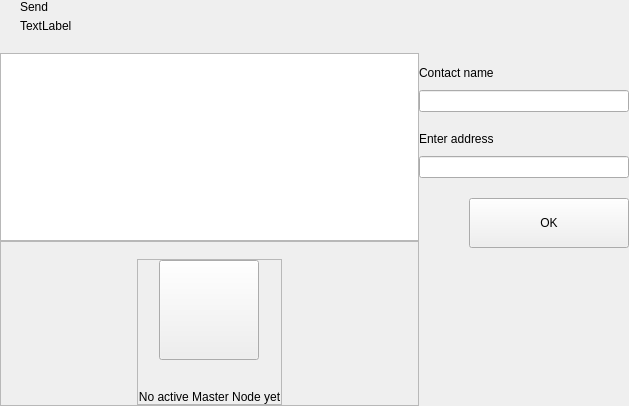
Above: src/qt/forms/addresseswidget.ui from eons-finance/ALQO before the change. Below: the same form after it.
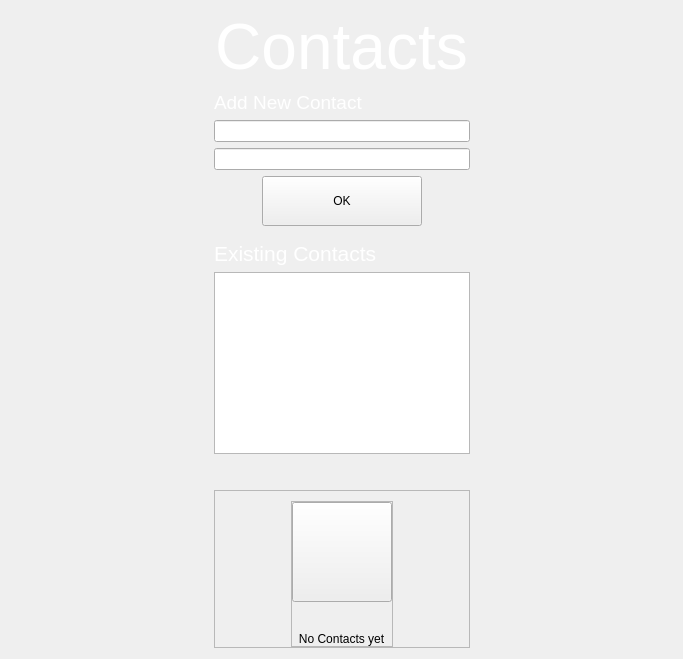
That is the form after the change. Custom widgets are drawn as their Qt base class.

The edit to the form file:
```diff
--- a/src/qt/forms/addresseswidget.ui
+++ b/src/qt/forms/addresseswidget.ui
@@ -6,81 +6,41 @@
    <rect>
     <x>0</x>
     <y>0</y>
-    <width>629</width>
-    <height>406</height>
+    <width>683</width>
+    <height>659</height>
    </rect>
   </property>
   <property name="windowTitle">
    <string>Form</string>
   </property>
-  <layout class="QHBoxLayout" name="horizontalLayout_2" stretch="2,1">
-   <property name="spacing">
-    <number>0</number>
-   </property>
-   <property name="leftMargin">
-    <number>0</number>
-   </property>
-   <property name="topMargin">
-    <number>0</number>
-   </property>
-   <property name="rightMargin">
-    <number>0</number>
-   </property>
-   <property name="bottomMargin">
-    <number>0</number>
-   </property>
+  <layout class="QVBoxLayout" name="verticalLayout_5">
    <item>
-    <widget class="QWidget" name="left" native="true">
      <layout class="QVBoxLayout" name="verticalLayout_3">
-      <property name="leftMargin">
-       <number>0</number>
-      </property>
-      <property name="topMargin">
-       <number>0</number>
-      </property>
-      <property name="rightMargin">
-       <number>0</number>
-      </property>
-      <property name="bottomMargin">
-       <number>0</number>
-      </property>
-      <item>
-       <layout class="QVBoxLayout" name="verticalLayout_21">
-        <property name="spacing">
-         <number>0</number>
-        </property>
         <item>
          <layout class="QHBoxLayout" name="horizontalLayout_3">
-          <property name="spacing">
-           <number>0</number>
-          </property>
-          <property name="leftMargin">
-           <number>20</number>
-          </property>
-          <property name="rightMargin">
-           <number>10</number>
-          </property>
+       <item>
+        <spacer name="horizontalSpacer_5">
+         <property name="orientation">
+          <enum>Qt::Horizontal</enum>
+         </property>
+         <property name="sizeHint" stdset="0">
+          <size>
+           <width>40</width>
+           <height>20</height>
+          </size>
+         </property>
+        </spacer>
+       </item>
           <item>
-           <layout class="QVBoxLayout" name="verticalLayout_8">
-            <property name="spacing">
-             <number>5</number>
-            </property>
-            <item>
-             <widget class="QLabel" name="labelTitle">
+        <widget class="QLabel" name="label_2">
+         <property name="styleSheet">
+          <string notr="true">color:white;</string>
+         </property>
               <property name="text">
-               <string>Send</string>
+          <string>&lt;html&gt;&lt;head/&gt;&lt;body&gt;&lt;p align=&quot;center&quot;&gt;&lt;span style=&quot; font-size:48pt;&quot;&gt;Contacts&lt;/span&gt;&lt;/p&gt;&lt;/body&gt;&lt;/html&gt;</string>
               </property>
              </widget>
             </item>
-            <item alignment="Qt::AlignTop">
-             <widget class="QLabel" name="labelSubtitle1">
-              <property name="text">
-               <string>TextLabel</string>
-              </property>
-             </widget>
-            </item>
-           </layout>
-          </item>
           <item>
            <spacer name="horizontalSpacer11">
             <property name="orientation">
@@ -104,17 +64,149 @@
           <property name="orientation">
            <enum>Qt::Vertical</enum>
           </property>
-          <property name="sizeType">
-           <enum>QSizePolicy::Fixed</enum>
-          </property>
+       <property name="sizeHint" stdset="0">
+        <size>
+         <width>20</width>
+         <height>40</height>
+        </size>
+       </property>
+      </spacer>
+     </item>
+     <item>
+      <layout class="QHBoxLayout" name="horizontalLayout_2">
+       <item>
+        <spacer name="horizontalSpacer_2">
+         <property name="orientation">
+          <enum>Qt::Horizontal</enum>
+         </property>
           <property name="sizeHint" stdset="0">
            <size>
+           <width>40</width>
+           <height>20</height>
+          </size>
+         </property>
+        </spacer>
+       </item>
+       <item>
+        <layout class="QVBoxLayout" name="verticalLayout_9">
+         <item>
+          <widget class="QLabel" name="label">
+           <property name="styleSheet">
+            <string notr="true">color:white;</string>
+           </property>
+           <property name="text">
+            <string>&lt;html&gt;&lt;head/&gt;&lt;body&gt;&lt;p&gt;&lt;span style=&quot; font-size:14pt;&quot;&gt;Add New Contact&lt;/span&gt;&lt;/p&gt;&lt;/body&gt;&lt;/html&gt;</string>
+           </property>
+          </widget>
+         </item>
+         <item>
+          <layout class="QVBoxLayout" name="verticalLayout11">
+           <property name="spacing">
+            <number>10</number>
+           </property>
+           <item>
+            <widget class="QLineEdit" name="lineEditName"/>
+           </item>
+          </layout>
+         </item>
+         <item>
+          <layout class="QVBoxLayout" name="verticalLayout_2">
+           <property name="spacing">
+            <number>10</number>
+           </property>
+           <item>
+            <widget class="QLineEdit" name="lineEditAddress"/>
+           </item>
+          </layout>
+         </item>
+         <item>
+          <layout class="QHBoxLayout" name="horizontalLayout">
+           <property name="spacing">
+            <number>0</number>
+           </property>
+           <item>
+            <spacer name="horizontalSpacer_3">
+             <property name="orientation">
+              <enum>Qt::Horizontal</enum>
+             </property>
+             <property name="sizeHint" stdset="0">
+              <size>
+               <width>40</width>
+               <height>20</height>
+              </size>
+             </property>
+            </spacer>
+           </item>
+           <item>
+            <widget class="QPushButton" name="btnSave">
+             <property name="minimumSize">
+              <size>
+               <width>160</width>
+               <height>50</height>
+              </size>
+             </property>
+             <property name="text">
+              <string>OK</string>
+             </property>
+            </widget>
+           </item>
+           <item>
+            <spacer name="horizontalSpacer">
+             <property name="orientation">
+              <enum>Qt::Horizontal</enum>
+             </property>
+             <property name="sizeHint" stdset="0">
+              <size>
+               <width>40</width>
+               <height>20</height>
+              </size>
+             </property>
+            </spacer>
+           </item>
+          </layout>
+         </item>
+         <item>
+          <spacer name="verticalSpacer_3">
+           <property name="orientation">
+            <enum>Qt::Vertical</enum>
+           </property>
+           <property name="sizeHint" stdset="0">
+            <size>
             <width>20</width>
+             <height>40</height>
+            </size>
+           </property>
+          </spacer>
+         </item>
+         <item>
+          <layout class="QHBoxLayout" name="horizontalLayout_4">
+           <item>
+            <widget class="QLabel" name="label_3">
+             <property name="styleSheet">
+              <string notr="true">color:white;</string>
+             </property>
+             <property name="text">
+              <string>&lt;html&gt;&lt;head/&gt;&lt;body&gt;&lt;p&gt;&lt;span style=&quot; font-size:16pt;&quot;&gt;Existing Contacts&lt;/span&gt;&lt;/p&gt;&lt;/body&gt;&lt;/html&gt;</string>
+             </property>
+            </widget>
+           </item>
+           <item>
+            <spacer name="horizontalSpacer_7">
+             <property name="orientation">
+              <enum>Qt::Horizontal</enum>
+             </property>
+             <property name="sizeHint" stdset="0">
+              <size>
+               <width>40</width>
             <height>20</height>
            </size>
           </property>
          </spacer>
         </item>
+          </layout>
+         </item>
+         <item>
+          <layout class="QVBoxLayout" name="verticalLayout_4">
         <item>
          <widget class="QListView" name="listAddresses">
           <property name="mouseTracking">
@@ -122,6 +214,19 @@
           </property>
          </widget>
         </item>
+           <item>
+            <spacer name="verticalSpacer_2">
+             <property name="orientation">
+              <enum>Qt::Vertical</enum>
+             </property>
+             <property name="sizeHint" stdset="0">
+              <size>
+               <width>20</width>
+               <height>40</height>
+              </size>
+             </property>
+            </spacer>
+           </item>
         <item>
          <widget class="QFrame" name="emptyContainer">
           <property name="minimumSize">
@@ -226,7 +331,7 @@
                  <string notr="true"/>
                 </property>
                 <property name="text">
-                 <string>No active Master Node yet</string>
+                    <string>No Contacts yet</string>
                 </property>
                 <property name="alignment">
                  <set>Qt::AlignCenter</set>
@@ -242,129 +347,9 @@
        </layout>
       </item>
      </layout>
-    </widget>
    </item>
    <item>
-    <widget class="QWidget" name="right" native="true">
-     <layout class="QVBoxLayout" name="verticalLayout_5">
-      <property name="leftMargin">
-       <number>0</number>
-      </property>
-      <property name="topMargin">
-       <number>0</number>
-      </property>
-      <property name="rightMargin">
-       <number>0</number>
-      </property>
-      <property name="bottomMargin">
-       <number>0</number>
-      </property>
-      <item>
-       <layout class="QVBoxLayout" name="verticalLayout_4">
-        <property name="spacing">
-         <number>6</number>
-        </property>
-        <item>
-         <widget class="OptionButton" name="btnAddContact" native="true">
-          <property name="minimumSize">
-           <size>
-            <width>0</width>
-            <height>50</height>
-           </size>
-          </property>
-         </widget>
-        </item>
-        <item>
-         <widget class="QWidget" name="layoutNewContact" native="true">
-          <layout class="QVBoxLayout" name="verticalLayout_71">
-           <property name="spacing">
-            <number>0</number>
-           </property>
-           <property name="leftMargin">
-            <number>0</number>
-           </property>
-           <property name="topMargin">
-            <number>10</number>
-           </property>
-           <property name="rightMargin">
-            <number>0</number>
-           </property>
-           <property name="bottomMargin">
-            <number>20</number>
-           </property>
-           <item>
-            <layout class="QVBoxLayout" name="verticalLayout11">
-             <property name="spacing">
-              <number>10</number>
-             </property>
-             <item>
-              <widget class="QLabel" name="labelName">
-               <property name="text">
-                <string>Contact name</string>
-               </property>
-              </widget>
-             </item>
-             <item>
-              <widget class="QLineEdit" name="lineEditName"/>
-             </item>
-            </layout>
-           </item>
-           <item>
-            <spacer name="verticalSpacer_3">
-             <property name="orientation">
-              <enum>Qt::Vertical</enum>
-             </property>
-             <property name="sizeType">
-              <enum>QSizePolicy::Minimum</enum>
-             </property>
-             <property name="sizeHint" stdset="0">
-              <size>
-               <width>20</width>
-               <height>20</height>
-              </size>
-             </property>
-            </spacer>
-           </item>
-           <item>
-            <layout class="QVBoxLayout" name="verticalLayout_2">
-             <property name="spacing">
-              <number>10</number>
-             </property>
-             <item>
-              <widget class="QLabel" name="labelAddress">
-               <property name="text">
-                <string>Enter address</string>
-               </property>
-              </widget>
-             </item>
-             <item>
-              <widget class="QLineEdit" name="lineEditAddress"/>
-             </item>
-            </layout>
-           </item>
-           <item>
-            <spacer name="verticalSpacer_2">
-             <property name="orientation">
-              <enum>Qt::Vertical</enum>
-             </property>
-             <property name="sizeType">
-              <enum>QSizePolicy::Fixed</enum>
-             </property>
-             <property name="sizeHint" stdset="0">
-              <size>
-               <width>20</width>
-               <height>20</height>
-              </size>
-             </property>
-            </spacer>
-           </item>
-           <item>
-            <layout class="QHBoxLayout" name="horizontalLayout">
-             <property name="spacing">
-              <number>0</number>
-             </property>
-             <item>
-              <spacer name="horizontalSpacer_3">
+        <spacer name="horizontalSpacer_4">
                <property name="orientation">
                 <enum>Qt::Horizontal</enum>
                </property>
@@ -376,52 +361,12 @@
                </property>
               </spacer>
              </item>
-             <item>
-              <widget class="QPushButton" name="btnSave">
-               <property name="minimumSize">
-                <size>
-                 <width>160</width>
-                 <height>50</height>
-                </size>
-               </property>
-               <property name="text">
-                <string>OK</string>
-               </property>
-              </widget>
-             </item>
             </layout>
            </item>
           </layout>
-         </widget>
-        </item>
-        <item>
-         <spacer name="verticalSpacer_5">
-          <property name="orientation">
-           <enum>Qt::Vertical</enum>
-          </property>
-          <property name="sizeHint" stdset="0">
-           <size>
-            <width>20</width>
-            <height>40</height>
-           </size>
-          </property>
-         </spacer>
-        </item>
-       </layout>
-      </item>
-     </layout>
-    </widget>
-   </item>
-  </layout>
- </widget>
- <customwidgets>
-  <customwidget>
-   <class>OptionButton</class>
-   <extends>QWidget</extends>
-   <header>qt/optionbutton.h</header>
-   <container>1</container>
-  </customwidget>
- </customwidgets>
+   </item>
+  </layout>
+ </widget>
  <resources/>
  <connections/>
 </ui>
```
Left out of the diff: 5 changed lines with no effect on the pictures. Lines whose indentation alone changed are shown as unchanged.
